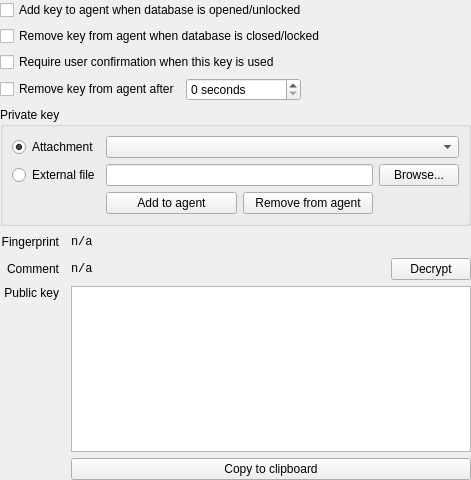
The window that src/gui/entry/EditEntryWidgetSSHAgent.ui (keepassxreboot/keepassxc) describes before a commit, drawn with Qt 5.
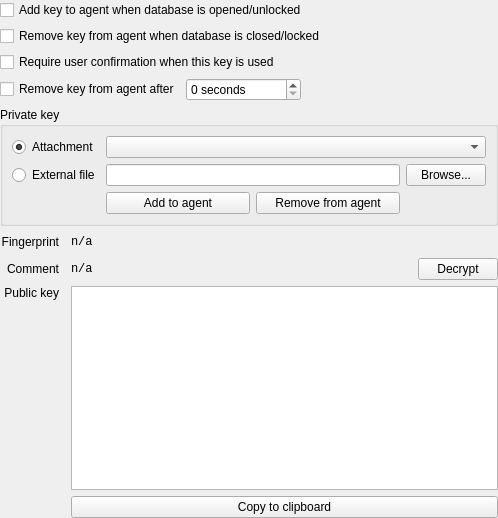
The same window after the commit.

Diff of the .ui file:
```diff
--- a/src/gui/entry/EditEntryWidgetSSHAgent.ui
+++ b/src/gui/entry/EditEntryWidgetSSHAgent.ui
@@ -6,8 +6,8 @@
    <rect>
     <x>0</x>
     <y>0</y>
-    <width>471</width>
-    <height>480</height>
+    <width>498</width>
+    <height>518</height>
    </rect>
   </property>
   <property name="windowTitle">
```
Left out of the diff: 2 changed lines with no effect on the pictures.
